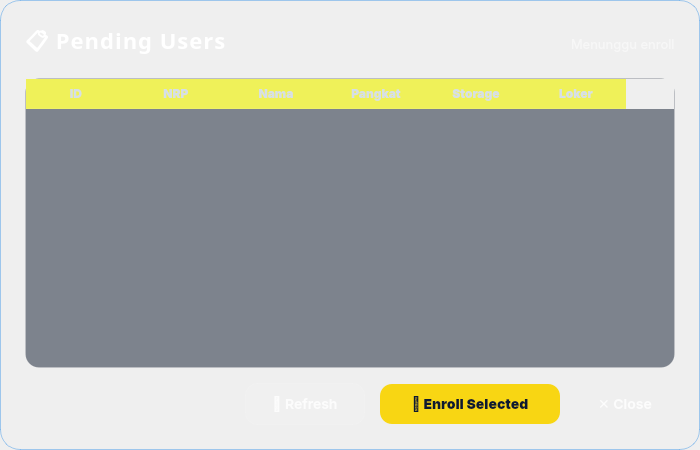
Above: ui2/dialogs/pending_dialog.ui from hyhpn14/weapon-storage before the change. Below: the same form after it.
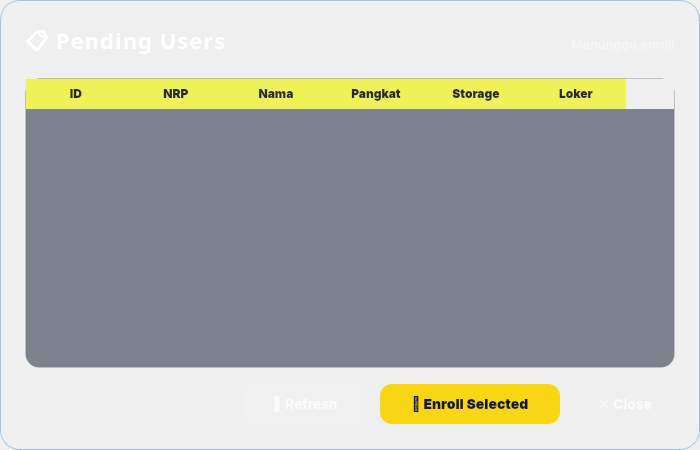
That is the form after the change.

Diff of the .ui file:
```diff
--- a/ui2/dialogs/pending_dialog.ui
+++ b/ui2/dialogs/pending_dialog.ui
@@ -48,7 +48,7 @@
 
 QHeaderView::section {
     background: rgba(2, 72, 193, 0.15);
-    color: #ffffff;
+    color: rgb(42, 41, 41);
     font-family: Inter;
     font-size: 12px;
     font-weight: 600;
@@ -195,7 +195,7 @@
 /* Header Tabel Glassmorphism */
 QHeaderView::section {
     background-color: #edeff14d;
-	color: rgb(214, 223, 231);
+	color: rgb(42, 41, 41);
     font-family: 'Inter', sans-serif;
     font-size: 12px;
     font-weight: 700;
```
